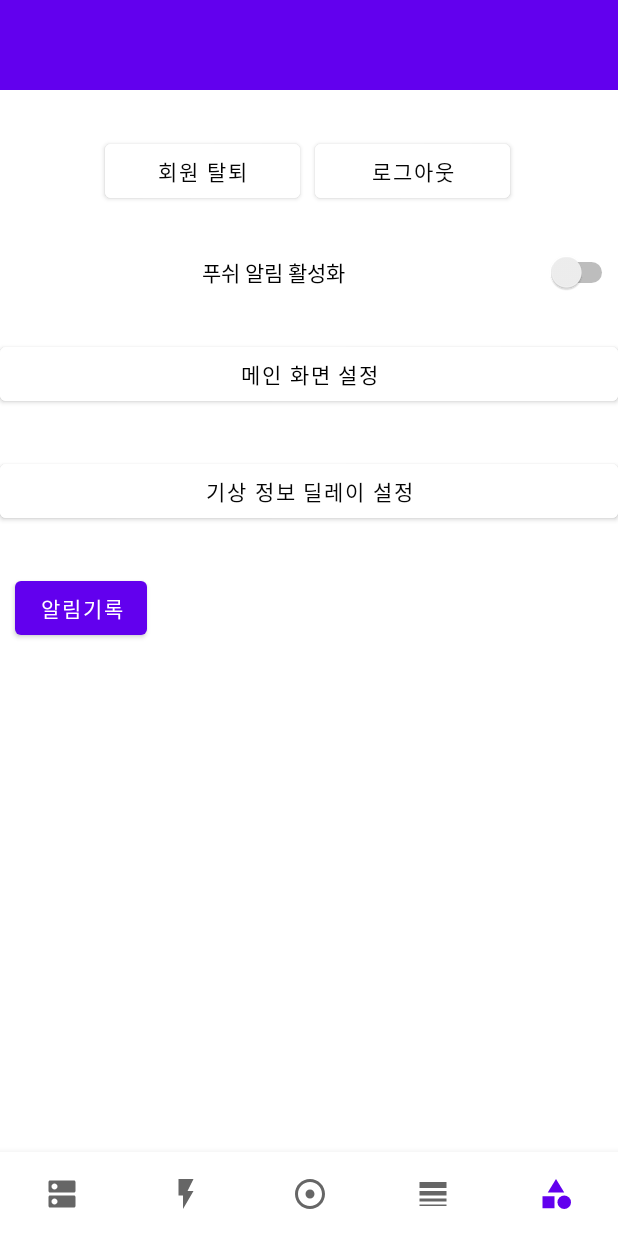
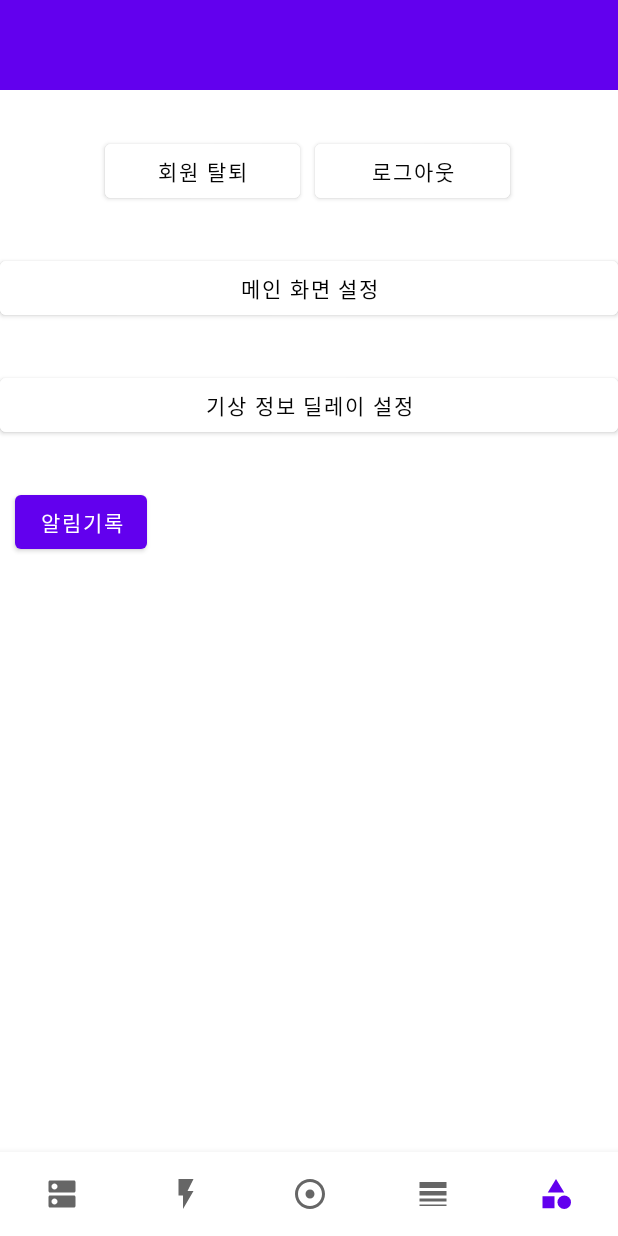
Before and after one commit to CommitTheKermit/PICS, an Android app: the screen it shows after launch (MainActivity), item 5 of the bottom bar chosen, on a phone screen of 412 x 824 dp. Run offline under Robolectric (Android 15) with nearby library versions, the phone set to English and light mode, and no system bars; our stand-ins replace Firebase (no records; nobody signed in at launch, a user with empty details on screens opened directly); 1 statement that could not run was skipped.

Commit message:
업적 상태저장++알림 주석처리

```diff
--- a/app/src/main/java/com/example/googlemapusingmanual/PreferenceManager.java
+++ b/app/src/main/java/com/example/googlemapusingmanual/PreferenceManager.java
@@ -25,7 +25,7 @@ public class PreferenceManager {
         return value;
     }
 
-    public static void setBool(Context context, String key, boolean value){
+    public static void setBoolean(Context context, String key, boolean value){
         SharedPreferences prefs = getPreferences(context);
         SharedPreferences.Editor editor = prefs.edit();
         editor.putBoolean(key, value);
--- a/app/src/main/res/layout/fragment_etc_tab.xml
+++ b/app/src/main/res/layout/fragment_etc_tab.xml
@@ -31,14 +31,14 @@
         android:text="로그아웃"
         android:textColor="#050505" />
 
-    <Switch
-        android:id="@+id/pushSwitch"
-        android:layout_width="match_parent"
-        android:layout_height="wrap_content"
-        android:layout_below="@id/btnWithdrawal"
-        android:layout_marginTop="30dp"
-        android:text="푸쉬 알림 활성화"
-        android:textAlignment="center" />
+<!--    <Switch-->
+<!--        android:id="@+id/pushSwitch"-->
+<!--        android:layout_width="match_parent"-->
+<!--        android:layout_height="wrap_content"-->
+<!--        android:layout_below="@id/btnWithdrawal"-->
+<!--        android:layout_marginTop="30dp"-->
+<!--        android:text="푸쉬 알림 활성화"-->
+<!--        android:textAlignment="center" />-->
 
     <Button
         android:id="@+id/btnMainScreenSet"
@@ -49,7 +49,7 @@
         android:onClick="onClickSetMainScreenButton"
         android:text="메인 화면 설정"
         android:textColor="#000000"
-        android:layout_below="@id/pushSwitch"/>
+        android:layout_below="@id/btnLogout"/>
 
     <Button
         android:id="@+id/btnWeatherDelay"
```
Also changed, not shown: app/src/main/java/com/example/googlemapusingmanual/MainActivity.java (+20 -21 lines), app/src/main/java/com/example/googlemapusingmanual/achievementTab.java (+6 -12 lines), app/src/main/java/com/example/googlemapusingmanual/etcTab.java (+19 -17 lines).
